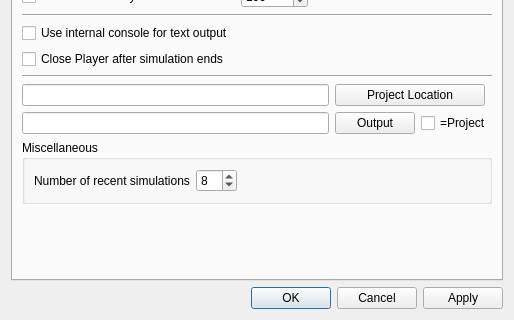
First picture: the form in CompuCell3D/player/Configuration/cc3D_prefs.ui, repository CompuCell3D/CompuCell3D, before the edit; both pictures show x 0 to 514 and y 148 to 468 of the 514 by 468 pixel window.
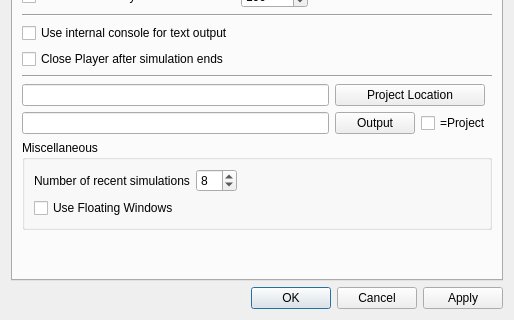
Second picture: the form after the edit. The open tabs and pages were chosen to show the change.

Commit message: Fixed VTK replay . Introduced separate settings for floating and MDI layout. Added "Use Floating Window" to configuration. updated _settings.xml with reasonable starting layout for both floating and MDI layouts

Patch:
```diff
--- a/CompuCell3D/player/Configuration/cc3D_prefs.ui
+++ b/CompuCell3D/player/Configuration/cc3D_prefs.ui
@@ -318,11 +318,13 @@
          <property name="title">
           <string>Miscellaneous</string>
          </property>
-         <layout class="QHBoxLayout" name="horizontalLayout_29">
+         <layout class="QVBoxLayout" name="verticalLayout_21">
           <item>
-           <layout class="QHBoxLayout" name="horizontalLayout_30">
+           <layout class="QHBoxLayout" name="horizontalLayout_26">
             <item>
-             <layout class="QHBoxLayout" name="horizontalLayout_31">
+             <layout class="QVBoxLayout" name="verticalLayout_20">
+              <item>
+               <layout class="QHBoxLayout" name="horizontalLayout_25">
               <item>
                <widget class="QLabel" name="label_23">
                 <property name="text">
@@ -343,6 +345,18 @@
              </layout>
             </item>
             <item>
+               <widget class="QCheckBox" name="floatingWindowsCB">
+                <property name="toolTip">
+                 <string>Checking it switches from Multi Document interface to flowting windows one. The change will take place after Player restart</string>
+                </property>
+                <property name="text">
+                 <string>Use Floating Windows</string>
+                </property>
+               </widget>
+              </item>
+             </layout>
+            </item>
+            <item>
              <spacer name="horizontalSpacer_17">
               <property name="orientation">
                <enum>Qt::Horizontal</enum>
```
Left out of the diff: 7 changed lines with no effect on the pictures. Lines whose indentation alone changed are shown as unchanged. The commit also changes 10 other files.
